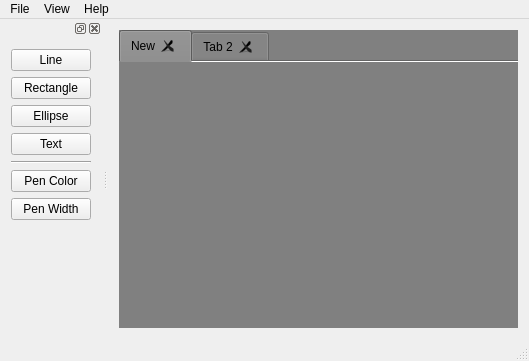
Before: the Qt Designer form MainWindow.ui in BulSV/MyPaint, drawn with Qt 5.
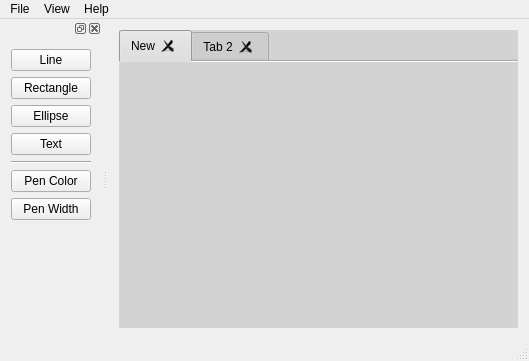
After: the same form once the commit is applied.

Diff of the .ui file:
```diff
--- a/MainWindow.ui
+++ b/MainWindow.ui
@@ -24,7 +24,7 @@
        <bool>false</bool>
       </property>
       <property name="styleSheet">
-       <string notr="true">QWidget { background-color: grey; }</string>
+       <string notr="true">QWidget { background-color: lightGray; }</string>
       </property>
       <property name="currentIndex">
        <number>0</number>
```
Left out of the diff: 35 changed lines with no effect on the pictures.
